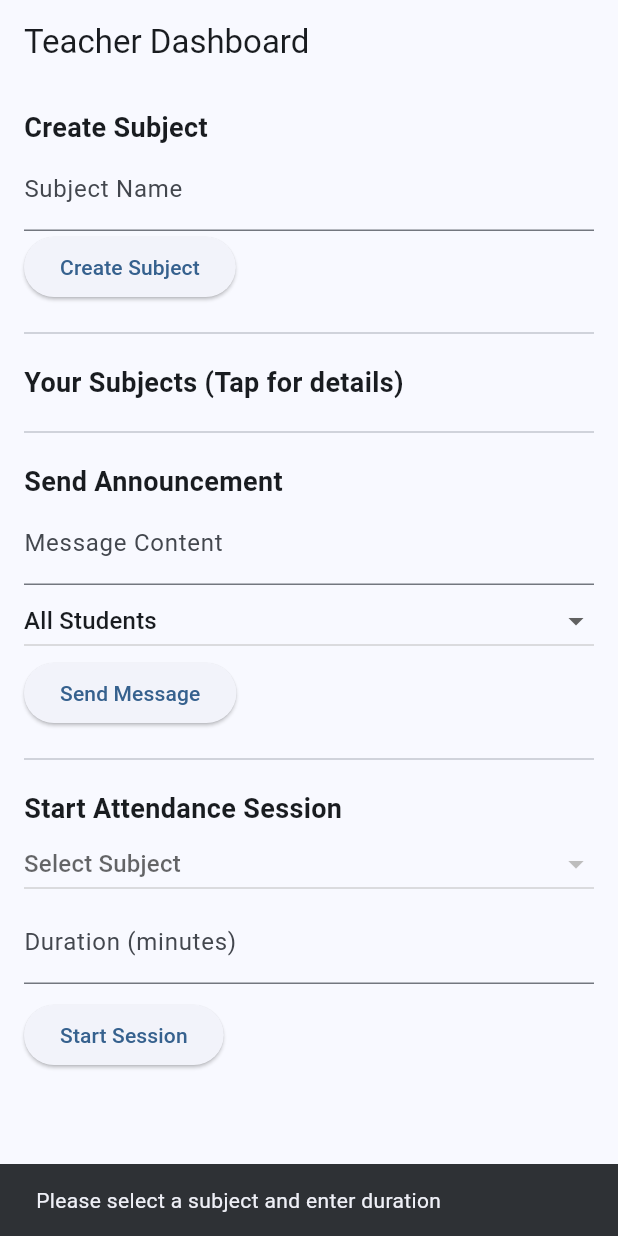
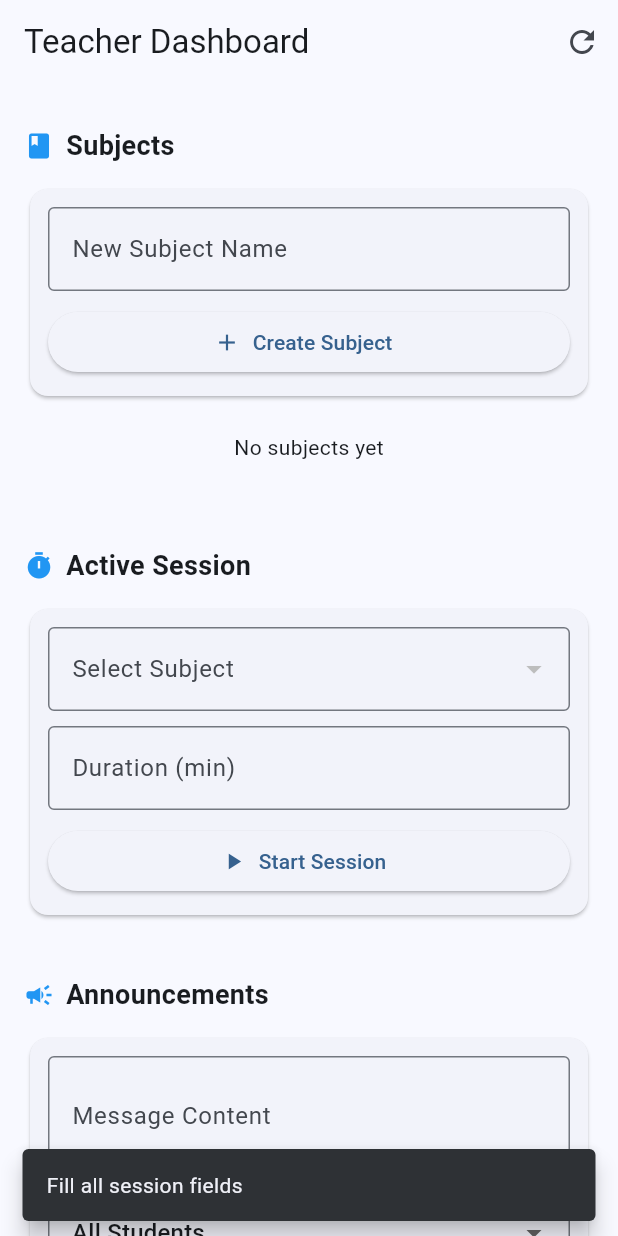
Before and after one commit to ohnogaurav/EduTrack, a Flutter app: the TeacherDashboard screen opened directly, after a tap on "Start Session", on a phone screen of 412 x 824 dp. Run offline on Flutter 3.47's test engine with Material 3 defaults, Android fonts, the phone set to English and light mode, and no system bars; our stand-ins replace camera, cloud_firestore, firebase_auth, firebase_core, geolocator; missing offline and left inert: google_mlkit_face_detection, smart_liveliness_detection; accounts and stored records are empty.

Commit message:
ui ux polish1.0 working well

```diff
--- a/lib/features/teacher/teacher_dashboard.dart
+++ b/lib/features/teacher/teacher_dashboard.dart
@@ -23,6 +23,9 @@ class _TeacherDashboardState extends State<TeacherDashboard> {
   String? _targetStudentId;
   String? _targetSubjectId;
 
+  bool _isLoading = true;
+  bool _isActionProcessing = false;
+
   @override
   void initState() {
     super.initState();
@@ -30,8 +33,10 @@ class _TeacherDashboardState extends State<TeacherDashboard> {
   }
 
   Future<void> _refreshData() async {
+    setState(() => _isLoading = true);
     final user = FirebaseAuth.instance.currentUser;
     if (user != null) {
+      try {
         final subjects = await _firestoreService.getSubjectsByTeacher(user.uid);
         final students = await _firestoreService.getAllStudents();
         setState(() {
@@ -41,16 +46,20 @@ class _TeacherDashboardState extends State<TeacherDashboard> {
             _selectedSubjectId = null;
           }
         });
+      } finally {
+        if (mounted) setState(() => _isLoading = false);
+      }
     }
   }
 
   void _showSnackBar(String message) {
     ScaffoldMessenger.of(context).showSnackBar(
-      SnackBar(content: Text(message)),
+      SnackBar(content: Text(message), behavior: SnackBarBehavior.floating),
     );
   }
 
   Future<void> _sendMessage() async {
+    if (_isActionProcessing) return;
     final user = FirebaseAuth.instance.currentUser;
     if (user == null) return;
 
@@ -59,6 +68,8 @@ class _TeacherDashboardState extends State<TeacherDashboard> {
       return;
     }
 
+    setState(() => _isActionProcessing = true);
+    try {
       List<String> targetIds = [];
       if (_targetType == "student" && _targetStudentId != null) {
         targetIds = [_targetStudentId!];
@@ -75,6 +86,55 @@ class _TeacherDashboardState extends State<TeacherDashboard> {
 
       _messageController.clear();
       _showSnackBar("Message Sent");
+    } finally {
+      if (mounted) setState(() => _isActionProcessing = false);
+    }
+  }
+
+  Future<void> _createSubject() async {
+    if (_isActionProcessing) return;
+    final user = FirebaseAuth.instance.currentUser;
+    if (user == null || _subjectController.text.isEmpty) return;
+
+    setState(() => _isActionProcessing = true);
+    try {
+      final teacherName = await _firestoreService.getUserName(user.uid);
+      await _firestoreService.createSubject(
+        _subjectController.text,
+        user.uid,
+        teacherName ?? 'Unknown Teacher',
+      );
+      _subjectController.clear();
+      _showSnackBar("Subject Created");
+      _refreshData();
+    } finally {
+      if (mounted) setState(() => _isActionProcessing = false);
+    }
+  }
+
+  Future<void> _startSession() async {
+    if (_isActionProcessing) return;
+    final user = FirebaseAuth.instance.currentUser;
+    if (user == null || _selectedSubjectId == null || _durationController.text.isEmpty) {
+      _showSnackBar("Fill all session fields");
+      return;
+    }
+
+    setState(() => _isActionProcessing = true);
+    try {
+      await _firestoreService.createSession(
+        _selectedSubjectId!,
+        user.uid,
+        int.parse(_durationController.text),
+      );
+      _durationController.clear();
+      _showSnackBar("Session Started");
+      _refreshData();
+    } catch (e) {
+      _showSnackBar("Location required to start session");
+    } finally {
+      if (mounted) setState(() => _isActionProcessing = false);
+    }
   }
 
   Future<void> _confirmAction(String title, String content, VoidCallback onConfirm) async {
@@ -100,46 +160,57 @@ class _TeacherDashboardState extends State<TeacherDashboard> {
   @override
   Widget build(BuildContext context) {
     return Scaffold(
-      appBar: AppBar(title: const Text('Teacher Dashboard')),
-      body: SingleChildScrollView(
+      appBar: AppBar(
+        title: const Text('Teacher Dashboard'),
+        actions: [
+          IconButton(onPressed: _refreshData, icon: const Icon(Icons.refresh))
+        ],
+      ),
+      body: _isLoading
+        ? const Center(child: CircularProgressIndicator())
+        : SingleChildScrollView(
             padding: const EdgeInsets.all(16.0),
             child: Column(
               crossAxisAlignment: CrossAxisAlignment.start,
               children: [
-            const Text('Create Subject', style: TextStyle(fontSize: 18, fontWeight: FontWeight.bold)),
+                _buildSectionHeader("Subjects", Icons.book),
+                Card(
+                  child: Padding(
+                    padding: const EdgeInsets.all(12.0),
+                    child: Column(
+                      children: [
                         TextField(
                           controller: _subjectController,
-              decoration: const InputDecoration(labelText: 'Subject Name'),
+                          decoration: const InputDecoration(labelText: 'New Subject Name', border: OutlineInputBorder()),
                         ),
-            ElevatedButton(
-              onPressed: () async {
-                final user = FirebaseAuth.instance.currentUser;
-                if (user != null && _subjectController.text.isNotEmpty) {
-                  final teacherName = await _firestoreService.getUserName(user.uid);
-                  await _firestoreService.createSubject(
-                    _subjectController.text,
-                    user.uid,
-                    teacherName ?? 'Unknown Teacher',
-                  );
-                  _subjectController.clear();
-                  _showSnackBar("Subject Created");
-                  _refreshData();
-                }
-              },
-              child: const Text('Create Subject'),
+                        const SizedBox(height: 10),
+                        SizedBox(
+                          width: double.infinity,
+                          child: ElevatedButton.icon(
+                            icon: const Icon(Icons.add),
+                            onPressed: _isActionProcessing ? null : _createSubject,
+                            label: Text(_isActionProcessing ? "Processing..." : "Create Subject"),
+                          ),
+                        ),
+                      ],
+                    ),
+                  ),
                 ),
 
-            const Divider(height: 40),
-            const Text('Your Subjects (Tap for details)', style: TextStyle(fontSize: 18, fontWeight: FontWeight.bold)),
+                if (_mySubjects.isEmpty)
+                  const Padding(padding: EdgeInsets.all(20), child: Center(child: Text("No subjects yet")))
+                else
                   ..._mySubjects.map((subject) {
                     final String joinCode = subject['joinCode'] ?? 'No Code';
-              return ListTile(
-                title: Text("${subject['name'] ?? 'No Name'} ($joinCode)"),
+                    return Card(
+                      child: ListTile(
+                        leading: const Icon(Icons.class_, color: Colors.blue),
+                        title: Text("${subject['name']} ($joinCode)"),
                         trailing: IconButton(
-                  icon: const Icon(Icons.delete, color: Colors.red),
+                          icon: const Icon(Icons.delete_outline, color: Colors.red),
                           onPressed: () => _confirmAction(
                             "Delete Subject",
-                    "Are you sure you want to delete this subject?",
+                            "Are you sure?",
                             () async {
                               await _firestoreService.deleteSubject(subject['id']);
                               _showSnackBar("Subject Deleted");
@@ -153,18 +224,63 @@ class _TeacherDashboardState extends State<TeacherDashboard> {
                             MaterialPageRoute(builder: (context) => SubjectDetailScreen(subject: subject)),
                           );
                         },
+                      ),
                     );
                   }),
 
-            const Divider(height: 40),
-            const Text('Send Announcement', style: TextStyle(fontSize: 18, fontWeight: FontWeight.bold)),
+                const SizedBox(height: 24),
+                _buildSectionHeader("Active Session", Icons.timer),
+                Card(
+                  child: Padding(
+                    padding: const EdgeInsets.all(12.0),
+                    child: Column(
+                      children: [
+                        DropdownButtonFormField<String>(
+                          isExpanded: true,
+                          decoration: const InputDecoration(labelText: "Select Subject", border: OutlineInputBorder()),
+                          value: _selectedSubjectId,
+                          items: _mySubjects.map((subject) {
+                            return DropdownMenuItem(value: subject['id'] as String, child: Text(subject['name']));
+                          }).toList(),
+                          onChanged: (value) => setState(() => _selectedSubjectId = value),
+                        ),
+                        const SizedBox(height: 10),
+                        TextField(
+                          controller: _durationController,
+                          decoration: const InputDecoration(labelText: 'Duration (min)', border: OutlineInputBorder()),
+                          keyboardType: TextInputType.number,
+                        ),
+                        const SizedBox(height: 10),
+                        SizedBox(
+                          width: double.infinity,
+                          child: ElevatedButton.icon(
+                            icon: const Icon(Icons.play_arrow),
+                            onPressed: _isActionProcessing ? null : _startSession,
+                            label: const Text("Start Session"),
+                          ),
+                        ),
+                      ],
+                    ),
+                  ),
+                ),
+
+                const SizedBox(height: 24),
+                _buildSectionHeader("Announcements", Icons.campaign),
+                Card(
+                  child: Padding(
+                    padding: const EdgeInsets.all(12.0),
+                    child: Column(
+                      children: [
                         TextField(
                           controller: _messageController,
-              decoration: const InputDecoration(labelText: 'Message Content'),
+                          maxLines: 2,
+                          decoration: const InputDecoration(labelText: 'Message Content', border: OutlineInputBorder()),
                         ),
-            DropdownButton<String>(
+                        const SizedBox(height: 10),
+                        DropdownButtonFormField<String>(
                           isExpanded: true,
                           value: _targetType,
+                          decoration: const InputDecoration(labelText: "Target", border: OutlineInputBorder()),
                           items: const [
                             DropdownMenuItem(value: "all", child: Text("All Students")),
                             DropdownMenuItem(value: "subject", child: Text("Enrolled in Subject")),
@@ -172,68 +288,40 @@ class _TeacherDashboardState extends State<TeacherDashboard> {
                           ],
                           onChanged: (val) => setState(() => _targetType = val!),
                         ),
-            if (_targetType == "subject")
-              DropdownButton<String>(
+                        if (_targetType == "subject") ...[
+                          const SizedBox(height: 10),
+                          DropdownButtonFormField<String>(
                             isExpanded: true,
                             hint: const Text("Select Subject"),
+                            decoration: const InputDecoration(border: OutlineInputBorder()),
                             value: _targetSubjectId,
                             items: _mySubjects.map((s) => DropdownMenuItem(value: s['id'] as String, child: Text(s['name']))).toList(),
                             onChanged: (val) => setState(() => _targetSubjectId = val),
                           ),
-            if (_targetType == "student")
-              DropdownButton<String>(
+                        ],
+                        if (_targetType == "student") ...[
+                          const SizedBox(height: 10),
+                          DropdownButtonFormField<String>(
                             isExpanded: true,
                             hint: const Text("Select Student"),
+                            decoration: const InputDecoration(border: OutlineInputBorder()),
                             value: _targetStudentId,
                             items: _allStudents.map((s) => DropdownMenuItem(value: s['id'] as String, child: Text(s['name']))).toList(),
                             onChanged: (val) => setState(() => _targetStudentId = val),
                           ),
-            ElevatedButton(
-              onPressed: _sendMessage,
-              child: const Text("Send Message"),
+                        ],
+                        const SizedBox(height: 10),
+                        SizedBox(
+                          width: double.infinity,
+                          child: ElevatedButton.icon(
+                            icon: const Icon(Icons.send),
+                            onPressed: _isActionProcessing ? null : _sendMessage,
+                            label: const Text("Send Announcement"),
                           ),
-
-            const Divider(height: 40),
-            const Text('Start Attendance Session', style: TextStyle(fontSize: 18, fontWeight: FontWeight.bold)),
-            DropdownButton<String>(
-              isExpanded: true,
-              hint: const Text('Select Subject'),
-              value: _selectedSubjectId,
-              items: _mySubjects.map((subject) {
-                return DropdownMenuItem<String>(
-                  value: subject['id'],
-                  child: Text(subject['name'] ?? 'No Name'),
-                );
-              }).toList(),
-              onChanged: (value) {
-                setState(() {
-                  _selectedSubjectId = value;
-                });
-              },
                         ),
-            TextField(
-              controller: _durationController,
-              decoration: const InputDecoration(labelText: 'Duration (minutes)'),
-              keyboardType: TextInputType.number,
+                      ],
                     ),
-            const SizedBox(height: 10),
-            ElevatedButton(
-              onPressed: () async {
-                final user = FirebaseAuth.instance.currentUser;
-                if (user != null && _selectedSubjectId != null && _durationController.text.isNotEmpty) {
-                  await _firestoreService.createSession(
-                    _selectedSubjectId!,
-                    user.uid,
-                    int.parse(_durationController.text),
-                  );
-                  _durationController.clear();
-                  _showSnackBar("Session Started");
-                  _refreshData();
-                } else {
-                  _showSnackBar("Please select a subject and enter duration");
-                }
-              },
-              child: const Text('Start Session'),
+                  ),
                 ),
               ],
             ),
@@ -241,11 +329,16 @@ class _TeacherDashboardState extends State<TeacherDashboard> {
     );
   }
 
-  @override
-  void dispose() {
-    _subjectController.dispose();
-    _durationController.dispose();
-    _messageController.dispose();
-    super.dispose();
+  Widget _buildSectionHeader(String title, IconData icon) {
+    return Padding(
+      padding: const EdgeInsets.symmetric(vertical: 12.0),
+      child: Row(
+        children: [
+          Icon(icon, color: Colors.blue, size: 20),
+          const SizedBox(width: 8),
+          Text(title, style: const TextStyle(fontSize: 18, fontWeight: FontWeight.bold)),
+        ],
+      ),
+    );
   }
 }
--- a/lib/models/session_model.dart
+++ b/lib/models/session_model.dart
@@ -22,6 +22,12 @@ class SessionModel {
     this.latitude,
     this.longitude,
   });
+
+  bool get isExpired {
+    final now = DateTime.now();
+    final endTime = startTime.add(Duration(minutes: duration));
+    return now.isAfter(endTime);
+  }
 
   Map<String, dynamic> toMap() {
     return {
--- a/lib/services/firestore_service.dart
+++ b/lib/services/firestore_service.dart
@@ -167,12 +167,8 @@ class FirestoreService {
         return SessionModel.fromMap(doc.data() as Map<String, dynamic>, doc.id);
       }).toList();
 
-      DateTime now = DateTime.now();
-
-      return sessions.where((session) {
-        DateTime endTime = session.startTime.add(Duration(minutes: session.duration));
-        return now.isBefore(endTime);
-      }).toList();
+      // MODULE 15: Filter out expired sessions
+      return sessions.where((session) => !session.isExpired).toList();
     } catch (e) {
       print("FIRESTORE ERROR: $e");
       return [];
@@ -213,11 +209,22 @@ class FirestoreService {
     required String sessionId,
   }) async {
     try {
+      // 1. Check if enrollment exists
       final isEnrolled = await isStudentEnrolled(studentId, subjectId);
       if (!isEnrolled) {
         return "NOT_ENROLLED";
       }
 
+      // 2. Fetch and verify session (MODULE 15 Backend Safety)
+      DocumentSnapshot sessionDoc = await _db.collection('sessions').doc(sessionId).get();
+      if (!sessionDoc.exists) return "SESSION_NOT_FOUND";
+
+      final session = SessionModel.fromMap(sessionDoc.data() as Map<String, dynamic>, sessionDoc.id);
+      if (session.isCancelled || !session.isActive || session.isExpired) {
+        return "SESSION_EXPIRED";
+      }
+
+      // 3. Check for duplicate
       QuerySnapshot duplicate = await _db
           .collection('attendance')
           .where('studentId', isEqualTo: studentId)
@@ -228,6 +235,7 @@ class FirestoreService {
         return "ALREADY_MARKED";
       }
 
+      // 4. Create attendance
       await _db.collection('attendance').add({
         'studentId': studentId,
         'subjectId': subjectId,
@@ -395,7 +403,6 @@ class FirestoreService {
     }
   }
 
-  // MODULE 14: Messaging Methods
   Future<void> sendMessage({
     required String senderId,
     required String targetType,
@@ -424,13 +431,11 @@ class FirestoreService {
 
   Future<List<Map<String, dynamic>>> getMessagesForStudent(String studentId) async {
     try {
-      // Query 1: All broadcast messages
       QuerySnapshot broadcastMessages = await _db
           .collection('messages')
           .where('targetType', isEqualTo: 'all')
           .get();
 
-      // Query 2: Personal or Subject-specific messages
       QuerySnapshot targetedMessages = await _db
           .collection('messages')
           .where('targetIds', arrayContains: studentId)
@@ -450,7 +455,6 @@ class FirestoreService {
         allMessages.add(data);
       }
 
-      // Sort by timestamp DESC
       allMessages.sort((a, b) {
         Timestamp tA = a['timestamp'] ?? Timestamp.now();
         Timestamp tB = b['timestamp'] ?? Timestamp.now();
```
Also changed, not shown: lib/features/student/student_dashboard.dart (+98 -142 lines). Lines whose indentation alone changed are shown as unchanged.
